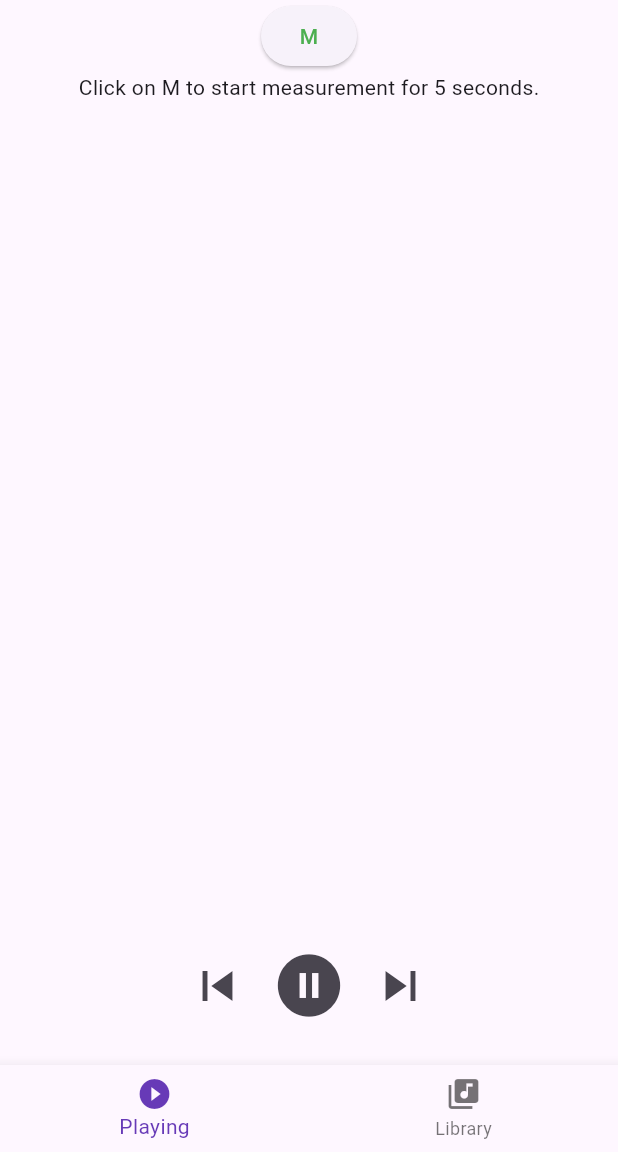
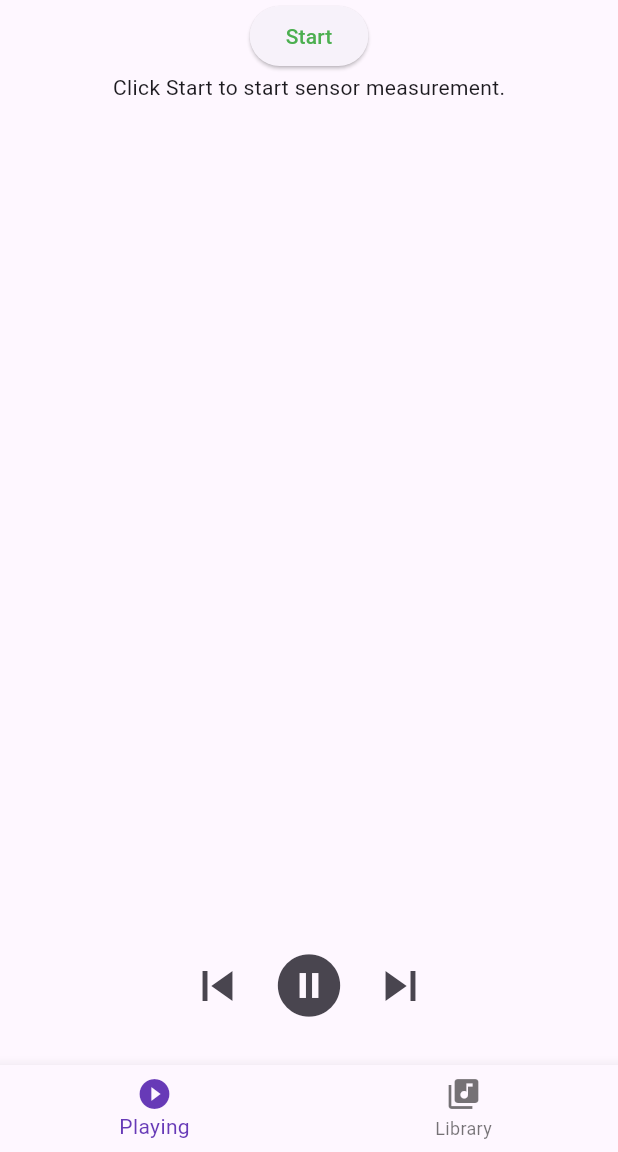
Before and after one commit to SyrenSystem/SyrenApp, a Flutter app: the screen it shows after launch, after a tap on the "play circle filled" icon, on a phone screen of 412 x 824 dp, the part 84-1236 px from its top. Run offline on Flutter 3.47's test engine with Material 3 defaults, Android fonts, the light colour scheme and no system bars; missing offline and left inert: libserialport, usb_serial.

Commit message:
better ui button

```diff
--- a/lib/main.dart
+++ b/lib/main.dart
@@ -35,40 +35,38 @@ class MainPage extends StatefulWidget {
 
 class _MainPageState extends State<MainPage> {
 
-  late SerialConnection _serialConnection;
-  int _selectedIndex = 0;
+  // initialize the serial connection
+  late SerialConnection _serialConnection = SerialConnection.create((String message){
+    try {
+      Map<String, dynamic> distanceData = jsonDecode(message);
+      print("Distance: ${distanceData['distance']}");
+      setState(() {
+        _displayTextDistance = "Distance: ${distanceData['distance']}";
+      });
+    }
+    catch (e)
+    {
+      print("Error parsing JSON.");
+    }
+  });
+
+  int _selectedNavViewIndex = 0;
   bool _isPlaying = false;
-  String _distance = "Click on M to start measurement for 5 seconds.";
+  String _displayTextDistance = "Click Start to start sensor measurement.";
+  String _displayTextStartStopSerialButton = "Start";
+  Color _colorStartStopSerialButton = Colors.green;
 
-  @override
-  void initState() {
-    super.initState();
-    // final ports = SerialPort.availablePorts;
-    // print('Available ports: $ports');
-    //
-    // _serialPort = SerialPort(ports.first);
-    // if (!_serialPort.openRead()) {
-    //   print('failed to open port');
-    // }
-    //
-    // final config = SerialPortConfig();
-    // config.baudRate = 115200;
-    // config.bits = 8;
-    // config.stopBits = 1;
-    // config.parity = 0;
-    // _serialPort.config = config;
-    //
-    // final reader = SerialPortReader(_serialPort);
-    // String buffer = '';
-    //
-    // reader.stream.listen((data) {
-    //   final text = String.fromCharCodes(data);
-    //   buffer += text;
-    //   if (buffer.contains("\r\n")) {
-    //     print("received: $buffer");
-    //     buffer = '';
-    //   }
-    // });
+  void toggleSerialConnectionButton() {
+    setState(() {
+      if (_serialConnection.connected) {
+        _displayTextStartStopSerialButton = "Stop";
+        _colorStartStopSerialButton = Colors.red;
+      }
+      else {
+        _displayTextStartStopSerialButton = "Start";
+        _colorStartStopSerialButton = Colors.green;
+      }
+    });
   }
 
   @override
@@ -80,7 +78,7 @@ class _MainPageState extends State<MainPage> {
 
   void _onItemTapped(int index) {
     setState(() {
-      _selectedIndex = index;
+      _selectedNavViewIndex = index;
     });
   }
 
@@ -129,65 +127,25 @@ class _MainPageState extends State<MainPage> {
           Expanded(
             child: Column(
               children: [
-
                 ElevatedButton(
                     child: Text(
-                      'M',
-                      style: TextStyle(color: Colors.green),
+                      _displayTextStartStopSerialButton,
+                      style: TextStyle(color: _colorStartStopSerialButton),
                     ),
                     onPressed: () async {
-                      // print("TEST from button m");
-                      //   List<UsbDevice> devices = await UsbSerial.listDevices();
-                      //   print(devices);
-                      //
-                      //   UsbPort? port;
-                      //   if (devices.length == 0) {
-                      //     return;
-                      //   }
-                      //   port = await devices[0].create();
-                      //
-                      //   if (port != null)
-                      //     {
-                      //       bool openResult = await port.open();
-                      //       if ( !openResult ) {
-                      //         print("Failed to open");
-                      //         return;
-                      //       }
-                      //
-                      //       await port.setDTR(true);
-                      //       await port.setRTS(true);
-                      //
-                      //       port.setPortParameters(115200, UsbPort.DATABITS_8,
-                      //           UsbPort.STOPBITS_1, UsbPort.PARITY_NONE);
-                      //
-                      //       // print first result and close port.
-                      //       port.inputStream!.listen((Uint8List event) {
-                      //         String text = utf8.decode(event);
-                      //         print(text);
-                      //       });
-                      _serialConnection = SerialConnection.create((String message){
-                        try {
-                          Map<String, dynamic> distanceData = jsonDecode(message);
-                          print("Distance: ${distanceData['distance']}");
-                          setState(() {
-                            _distance = "Distance: ${distanceData['distance']}";
-                          });
+                      if (_serialConnection.connected)
+                        {
+                          _serialConnection.disconnect();
+                          toggleSerialConnectionButton();
+                          return;
                         }
-                        catch (e)
-                        {
-                          print("Error parsing JSON.");
-                        }
-                        });
+
                       final devices = await _serialConnection.getAvailableDevices();
                       await _serialConnection.connect(devices.first);
-                            Timer (const Duration(seconds: 5), (){
-                              _serialConnection.disconnect();
-                            });
+                      toggleSerialConnectionButton();
                     },
                   ),
-                Text(_distance
-
-                )
+                Text(_displayTextDistance)
 
                 // Positioned(
                 //   top: 40,
@@ -276,7 +234,7 @@ class _MainPageState extends State<MainPage> {
         centerTitle: true,
         backgroundColor: Colors.deepPurple,
       ),
-      body: pages[_selectedIndex],
+      body: pages[_selectedNavViewIndex],
       bottomNavigationBar: BottomNavigationBar(
         items: const [
           BottomNavigationBarItem(
@@ -288,7 +246,7 @@ class _MainPageState extends State<MainPage> {
             label: 'Library',
           ),
         ],
-        currentIndex: _selectedIndex,
+        currentIndex: _selectedNavViewIndex,
         selectedItemColor: Colors.deepPurple,
         onTap: _onItemTapped,
       ),
--- a/lib/serial/serial_android.dart
+++ b/lib/serial/serial_android.dart
@@ -6,8 +6,12 @@ class SerialAndroidConnection extends SerialConnection {
   UsbPort? _port;
   bool _connected = false;
 
+
   SerialAndroidConnection(final Function(String meassage) onMessage): super(onMessage) {
   }
+
+  @override
+  bool get connected => _connected;
 
   @override
   Future<bool> connect(String portName, [int port = 115200]) async {
@@ -39,6 +43,7 @@ class SerialAndroidConnection extends SerialConnection {
           dataReceived(data);
         });
       }
+      _connected = true;
 
     return true;
   }
--- a/lib/serial/serial_base.dart
+++ b/lib/serial/serial_base.dart
@@ -8,6 +8,7 @@ import 'dart:io';
 
   abstract class SerialConnection {
     String _buffer = '';
+    bool get connected;
     static SerialConnection create(onMessageReceivedCallback) {
       if (Platform.isAndroid)
       {
--- a/lib/serial/serial_desktop.dart
+++ b/lib/serial/serial_desktop.dart
@@ -10,6 +10,9 @@ class SerialDesktopConnection extends SerialConnection {
   SerialDesktopConnection (final Function(String meassage) onMessage):
         super(onMessage){
 }
+
+  @override
+  bool get connected => _connected;
 
   @override
   Future<bool> connect(String portName, [int portNumber = 115200]) {
```
